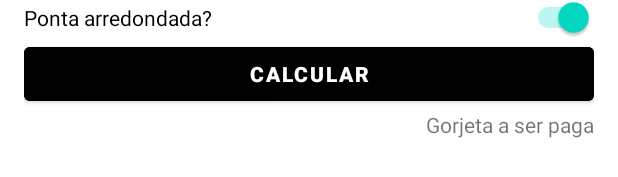
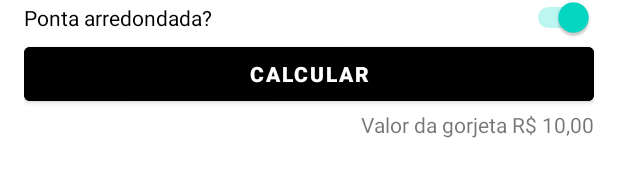
Before and after one commit to daniloqueirooz/GorjetaApp, an Android app: the layout activity_main.xml on its own in the app's theme, with its tools: preview values and no code run, on a phone screen of 412 x 824 dp. Shown: the part 360-537 px from the top of the screen. Run offline under Robolectric (Android 15) with nearby library versions, the phone set to English and light mode, and no system bars.

Commit message:
color modification

```diff
--- a/app/build.gradle
+++ b/app/build.gradle
@@ -5,7 +5,9 @@ plugins {
 
 android {
     compileSdk 32
-
+    buildFeatures {
+        viewBinding = true
+    }
     defaultConfig {
         applicationId "com.example.appgorjeta"
         minSdk 21
--- a/app/src/main/res/layout/activity_main.xml
+++ b/app/src/main/res/layout/activity_main.xml
@@ -100,8 +100,9 @@
     <TextView
         android:id="@+id/Resultado"
         android:layout_width="wrap_content"
+        tools:text="Valor da gorjeta R$ 10,00"
         android:layout_height="wrap_content"
-        android:text="Gorjeta a ser paga"
+        android:text="@string/tip_amount"
         app:layout_constraintEnd_toEndOf="parent"
         app:layout_constraintTop_toBottomOf="@id/ButtonCalcular" />
 
--- a/app/src/main/res/values/colors.xml
+++ b/app/src/main/res/values/colors.xml
@@ -2,7 +2,7 @@
 <resources>
     <color name="purple_200">#FFBB86FC</color>
     <color name="purple_500">#000000</color>
-    <color name="purple_700">#020202</color>
+    <color name="purple_700">#0C0C0C</color>
     <color name="teal_200">#FF03DAC5</color>
     <color name="teal_700">#FF018786</color>
     <color name="black">#FF000000</color>
--- a/app/src/main/res/values/strings.xml
+++ b/app/src/main/res/values/strings.xml
@@ -7,7 +7,7 @@
     <string name="ok_service">Razoável (15%)</string>
     <string name="round_up_tip">Ponta arredondada?</string>
     <string name="Calcular">Calcular</string>
-    <string name="tip_amount">Gorjeta a ser paga?</string>
+    <string name="tip_amount">Gorjeta a ser paga? %s</string>
 
 
 </resources>
```
Also changed, not shown: app/src/main/java/com/example/appgorjeta/MainActivity.kt (+31 -1 lines).
